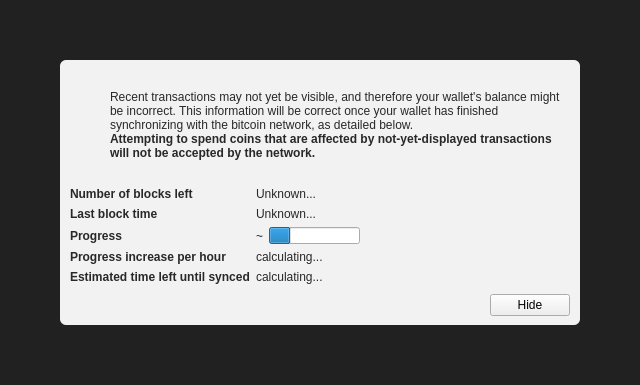
First picture: the form in src/qt/forms/modaloverlay.ui, repository SidGrip/BlakeBitcoin, before the edit.
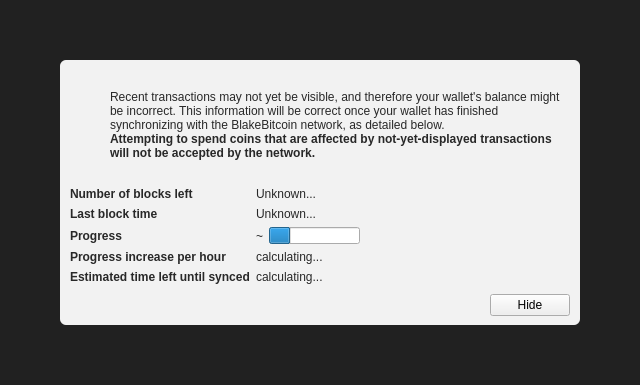
Second picture: the form after the edit. Icons and pictures are not drawn. Custom widgets are drawn as their Qt base class.

Diff of the .ui file:
```diff
--- a/src/qt/forms/modaloverlay.ui
+++ b/src/qt/forms/modaloverlay.ui
@@ -130,7 +130,7 @@
              <item>
               <widget class="QLabel" name="infoText">
                <property name="text">
-                <string>Recent transactions may not yet be visible, and therefore your wallet's balance might be incorrect. This information will be correct once your wallet has finished synchronizing with the bitcoin network, as detailed below.</string>
+                <string>Recent transactions may not yet be visible, and therefore your wallet's balance might be incorrect. This information will be correct once your wallet has finished synchronizing with the BlakeBitcoin network, as detailed below.</string>
                </property>
                <property name="textFormat">
                 <enum>Qt::RichText</enum>
```
